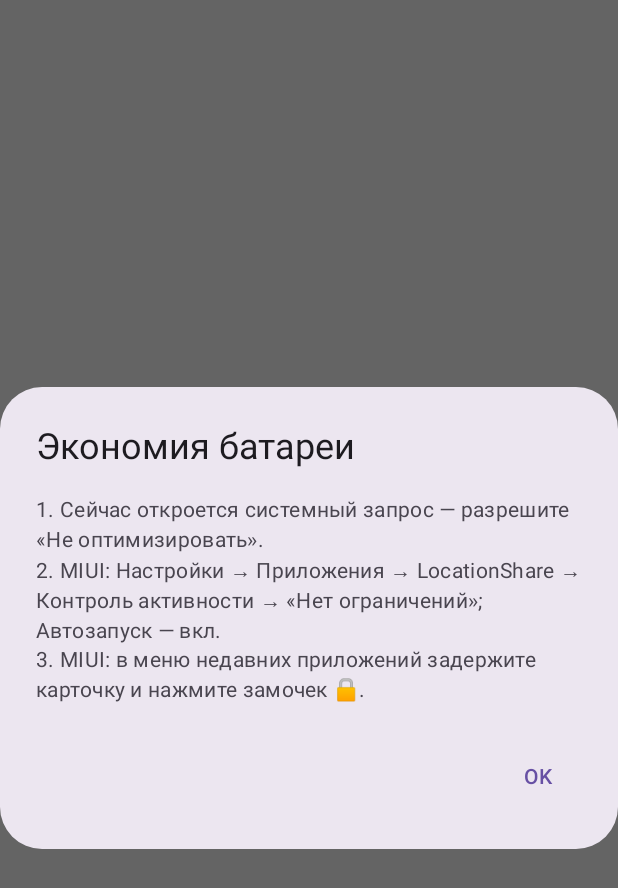
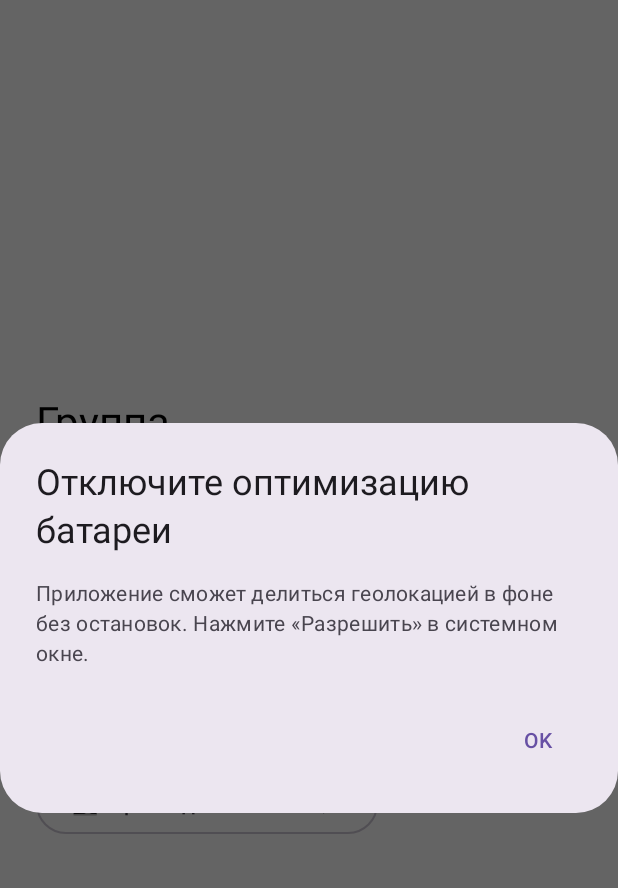
Before and after one commit to alexei002/locationshare, an Android app built with Jetpack Compose: the screen it shows after launch (MainActivity), on a phone screen of 412 x 824 dp. Shown: the top 888 px of the screen. Run offline under Robolectric (Android 15) with nearby library versions, the phone set to English and light mode, and no system bars; our stand-ins replace Firebase (no records; nobody signed in at launch, a user with empty details on screens opened directly); libraries missing offline, so code that uses them is left out: com.yandex.mapkit, com.yandex.runtime; 3 statements that could not run were skipped.

Commit message:
Диалог батареи: один пункт вместо трёх, повторные нажатия открывают список оптимизации

```diff
--- a/app/src/main/java/com/locationshare/app/data/Prefs.kt
+++ b/app/src/main/java/com/locationshare/app/data/Prefs.kt
@@ -59,6 +59,12 @@ object Prefs {
         get() = sp.getBoolean("batteryAsked", false)
         set(v) { sp.edit().putBoolean("batteryAsked", v).apply() }
 
+    // Прямой системный запрос оптимизации уже выполнялся: после отказа система
+    // его больше не показывает — дальше ведём в список настроек
+    var batteryRequestShown: Boolean
+        get() = sp.getBoolean("batteryRequestShown", false)
+        set(v) { sp.edit().putBoolean("batteryRequestShown", v).apply() }
+
     fun init(context: Context) {
         if (::sp.isInitialized) return
         appContext = context.applicationContext
--- a/app/src/main/java/com/locationshare/app/ui/MainScreen.kt
+++ b/app/src/main/java/com/locationshare/app/ui/MainScreen.kt
@@ -869,31 +869,55 @@ private fun DeviceChip(d: Repo.DeviceState, color: Int, tick: Int, onClick: () -
 @Composable
 fun BatteryDialog(onDismiss: () -> Unit) {
     val ctx = LocalContext.current
+    val alreadyOff = remember {
+        try {
+            ctx.getSystemService(android.os.PowerManager::class.java)
+                ?.isIgnoringBatteryOptimizations(ctx.packageName) == true
+        } catch (_: Exception) {
+            false
+        }
+    }
+    // После первого отказа система молча прячет прямой запрос — ведём в список настроек
+    val firstAsk = !Prefs.batteryRequestShown
     AlertDialog(
         onDismissRequest = onDismiss,
         confirmButton = { TextButton(onClick = onDismiss) { Text(stringResource(R.string.btn_ok)) } },
         title = { Text(stringResource(R.string.dialog_battery_title)) },
         text = {
-            Column {
-                Text(stringResource(R.string.dialog_battery_step1))
-                Text(stringResource(R.string.dialog_battery_step2))
-                Text(stringResource(R.string.dialog_battery_step3))
-            }
+            Text(
+                when {
+                    alreadyOff -> stringResource(R.string.dialog_battery_body_off)
+                    firstAsk -> stringResource(R.string.dialog_battery_body)
+                    else -> stringResource(R.string.dialog_battery_body_list)
+                }
+            )
         },
     )
     LaunchedEffect(Unit) {
+        if (alreadyOff) return@LaunchedEffect
         try {
-            val pm = ctx.getSystemService(android.os.PowerManager::class.java)
-            if (!pm.isIgnoringBatteryOptimizations(ctx.packageName)) {
+            if (firstAsk) {
+                Prefs.batteryRequestShown = true
                 ctx.startActivity(
                     Intent(
                         android.provider.Settings.ACTION_REQUEST_IGNORE_BATTERY_OPTIMIZATIONS,
                         android.net.Uri.parse("package:${ctx.packageName}"),
                     )
                 )
+            } else {
+                openBatteryOptimizationList(ctx)
             }
         } catch (_: Exception) {
+            // Прямой запрос не поддерживается прошивкой — открываем список
+            openBatteryOptimizationList(ctx)
         }
+    }
+}
+
+private fun openBatteryOptimizationList(ctx: Context) {
+    try {
+        ctx.startActivity(Intent(android.provider.Settings.ACTION_IGNORE_BATTERY_OPTIMIZATION_SETTINGS))
+    } catch (_: Exception) {
     }
 }
 
--- a/app/src/main/res/values/strings.xml
+++ b/app/src/main/res/values/strings.xml
@@ -38,10 +38,10 @@
     <string name="dialog_qr_hint">Наведите камеру другого устройства на этот QR (кнопка «Присоединиться по QR») — группа подставится автоматически.</string>
     <string name="dialog_leave_title">Выйти из группы?</string>
     <string name="btn_copy_and_leave">Копировать и выйти</string>
-    <string name="dialog_battery_title">Экономия батареи</string>
-    <string name="dialog_battery_step1">1. Сейчас откроется системный запрос — разрешите «Не оптимизировать».</string>
-    <string name="dialog_battery_step2">2. MIUI: Настройки → Приложения → LocationShare → Контроль активности → «Нет ограничений»; Автозапуск — вкл.</string>
-    <string name="dialog_battery_step3">3. MIUI: в меню недавних приложений задержите карточку и нажмите замочек 🔒.</string>
+    <string name="dialog_battery_title">Отключите оптимизацию батареи</string>
+    <string name="dialog_battery_body">Приложение сможет делиться геолокацией в фоне без остановок. Нажмите «Разрешить» в системном окне.</string>
+    <string name="dialog_battery_body_list">Найдите LocationShare в списке и выберите «Не оптимизировать».</string>
+    <string name="dialog_battery_body_off">Оптимизация уже отключена — фоновая работа разрешена.</string>
 
     <!-- Тосты -->
     <string name="toast_command_sent">Команда отправлена</string>
```
